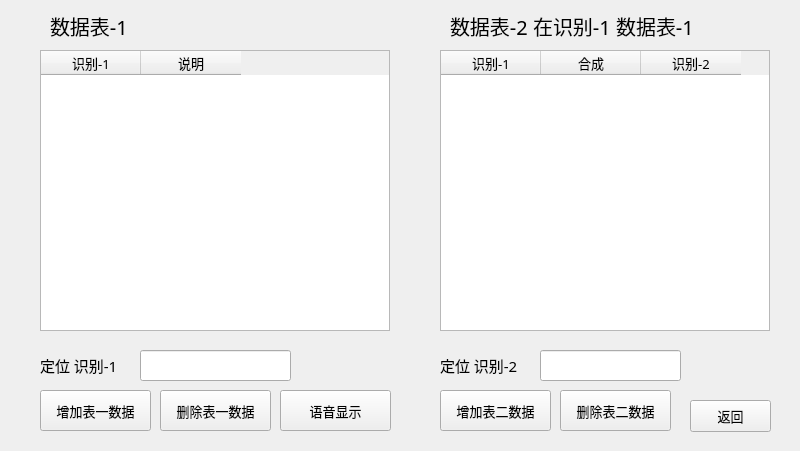
lcdsdream/my-gradution-project, file voiceIden/voiceIden.ui: the form before one commit.
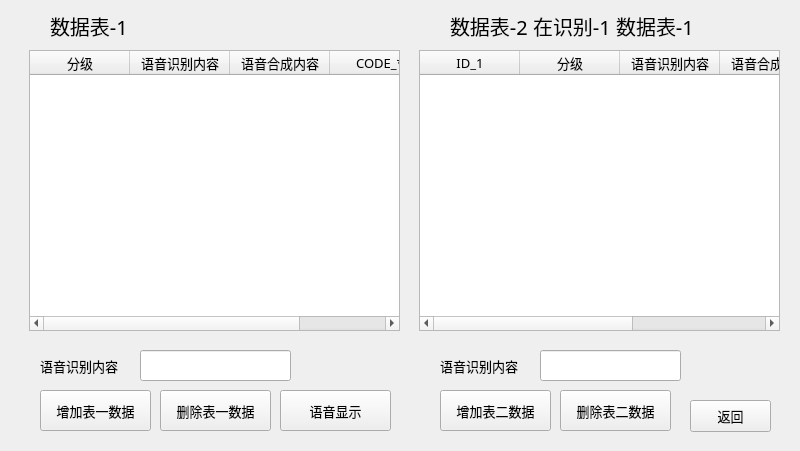
The form after the commit.

Commit message: 语音模块修改 数据库项目更改

```diff
--- a/voiceIden/voiceIden.ui
+++ b/voiceIden/voiceIden.ui
@@ -35,45 +35,65 @@
   <widget class="QTableWidget" name="tableWidgetOne">
    <property name="geometry">
     <rect>
-     <x>40</x>
+     <x>29</x>
      <y>50</y>
-     <width>350</width>
+     <width>371</width>
      <height>281</height>
     </rect>
    </property>
    <column>
     <property name="text">
-     <string>识别-1</string>
+     <string>分级</string>
     </property>
    </column>
    <column>
     <property name="text">
-     <string>说明</string>
+     <string>语音识别内容</string>
+    </property>
+   </column>
+   <column>
+    <property name="text">
+     <string>语音合成内容</string>
+    </property>
+   </column>
+   <column>
+    <property name="text">
+     <string>CODE_*</string>
     </property>
    </column>
   </widget>
   <widget class="QTableWidget" name="tableWidgetTwo">
    <property name="geometry">
     <rect>
-     <x>440</x>
+     <x>419</x>
      <y>50</y>
-     <width>330</width>
+     <width>361</width>
      <height>281</height>
     </rect>
    </property>
    <column>
     <property name="text">
-     <string>识别-1</string>
+     <string>ID_1</string>
     </property>
    </column>
    <column>
     <property name="text">
-     <string>合成</string>
+     <string>分级</string>
     </property>
    </column>
    <column>
     <property name="text">
-     <string>识别-2</string>
+     <string>语音识别内容</string>
+    </property>
+   </column>
+   <column>
+    <property name="text">
+     <string>语音合成内容</string>
+    </property>
+   </column>
+   <column>
+    <property name="text">
+     <string>CODE_*</string>
     </property>
    </column>
   </widget>
@@ -186,11 +206,11 @@
    </property>
    <property name="font">
     <font>
-     <pointsize>11</pointsize>
+     <pointsize>10</pointsize>
     </font>
    </property>
    <property name="text">
-    <string>定位 识别-2 </string>
+    <string>语音识别内容</string>
    </property>
   </widget>
   <widget class="QLabel" name="label_2">
@@ -204,11 +224,11 @@
    </property>
    <property name="font">
     <font>
-     <pointsize>11</pointsize>
+     <pointsize>10</pointsize>
     </font>
    </property>
    <property name="text">
-    <string>定位 识别-1 </string>
+    <string>语音识别内容</string>
    </property>
   </widget>
   <widget class="QLineEdit" name="lineEditSelectOne">
```
The commit also changes 9 other files.
